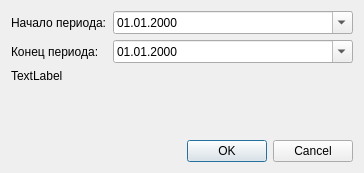
Above: src/therapeutist/daterangedialog.ui from megakoko/m-system before the change. Below: the same form after it.
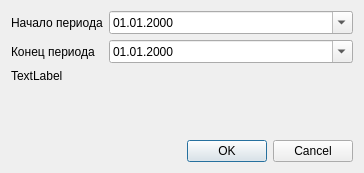
That is the form after the change.

Commit message: В диалоговых окнах убрал двоеточия в QLabel.

What changed in the file:
```diff
--- a/src/therapeutist/daterangedialog.ui
+++ b/src/therapeutist/daterangedialog.ui
@@ -19,7 +19,7 @@
      <item row="0" column="0">
       <widget class="QLabel" name="label">
        <property name="text">
-        <string>Начало периода:</string>
+        <string>Начало периода</string>
        </property>
       </widget>
      </item>
@@ -36,7 +36,7 @@
      <item row="1" column="0">
       <widget class="QLabel" name="label_2">
        <property name="text">
-        <string>Конец периода:</string>
+        <string>Конец периода</string>
        </property>
       </widget>
      </item>
```
The commit also changes 2 other files.
